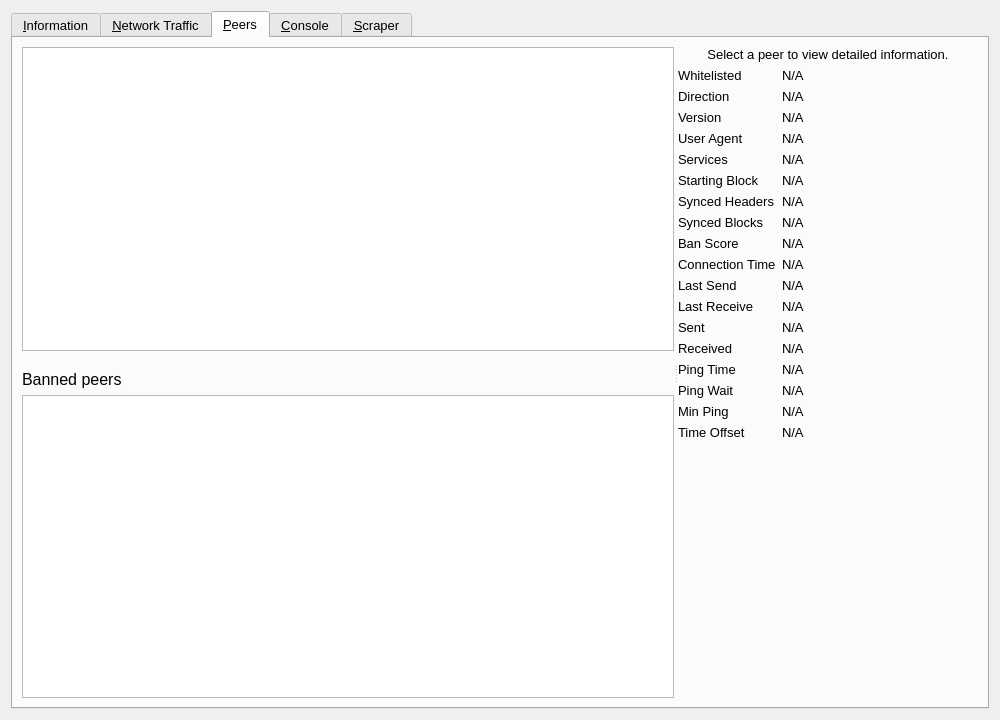
Before: the Qt Designer form src/qt/forms/rpcconsole.ui in gridcoin-community/Gridcoin-Research, drawn with Qt 5.
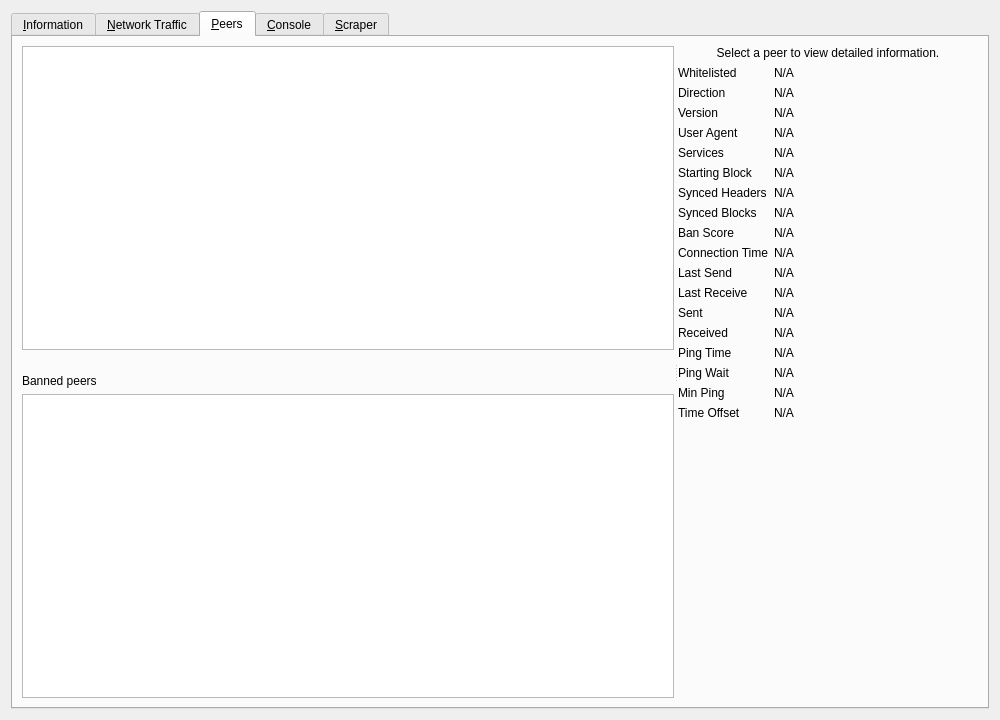
After: the same form once the commit is applied. The open tabs and pages were chosen to show the change. Icons and pictures are not drawn. Custom widgets are drawn as their Qt base class.

Commit message:
Scale GUI designer/stylesheet font sizes for macOS
This fixes legibility issues with text on macOS by scaling font sizes
defined in point units. Macs use a different base DPI so converting a
point size to pixels results in smaller text.

```diff
--- a/src/qt/forms/rpcconsole.ui
+++ b/src/qt/forms/rpcconsole.ui
@@ -19,11 +19,6 @@
   <layout class="QVBoxLayout" name="verticalLayout_2">
    <item>
     <widget class="QTabWidget" name="tabWidget">
-     <property name="font">
-      <font>
-       <pointsize>10</pointsize>
-      </font>
-     </property>
      <property name="autoFillBackground">
       <bool>false</bool>
      </property>
@@ -746,11 +741,6 @@
                <height>32</height>
               </size>
              </property>
-             <property name="font">
-              <font>
-               <pointsize>12</pointsize>
-              </font>
-             </property>
              <property name="cursor">
               <cursorShape>IBeamCursor</cursorShape>
              </property>
@@ -820,11 +810,6 @@
                <height>0</height>
               </size>
              </property>
-             <property name="font">
-              <font>
-               <pointsize>10</pointsize>
-              </font>
-             </property>
              <property name="cursor">
               <cursorShape>IBeamCursor</cursorShape>
              </property>
```
The commit also changes 23 other files.
